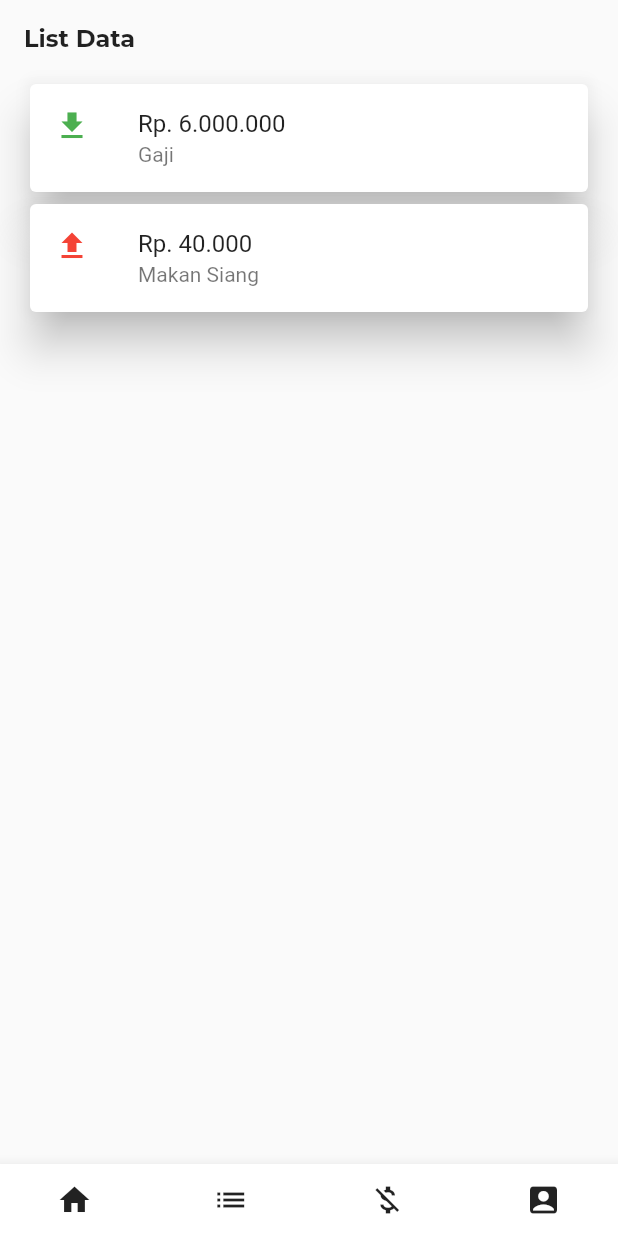
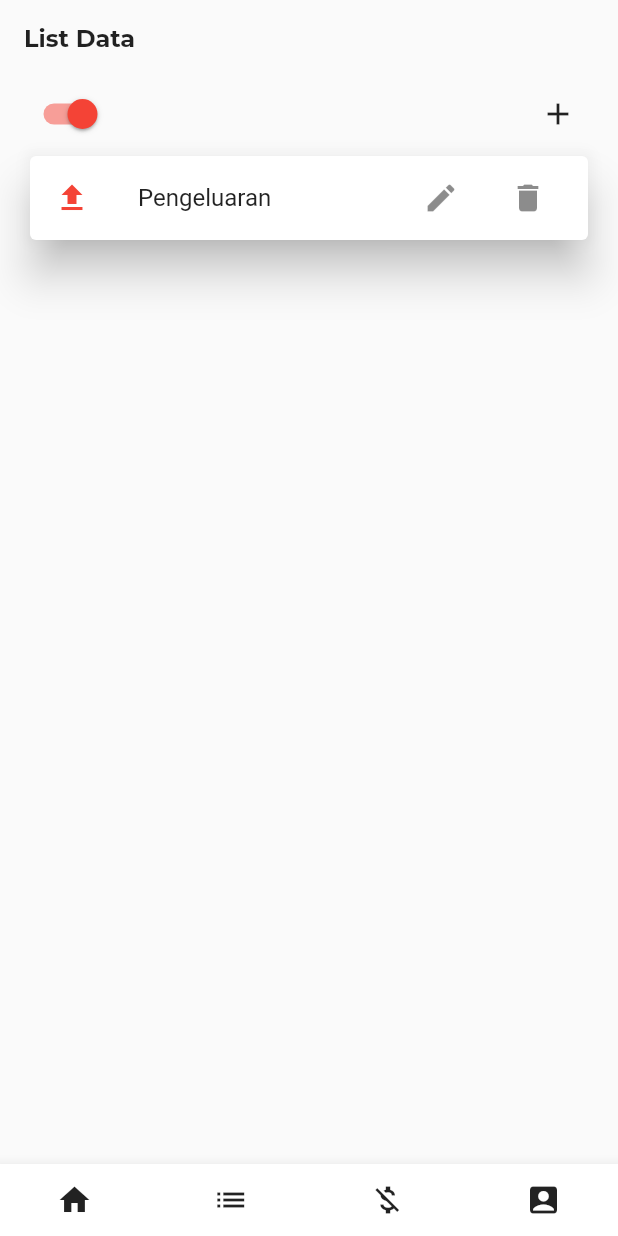
Before and after one commit to ahmadhafis/flutpro, a Flutter app: the screen it shows after launch, item 2 of the bottom bar chosen, on a phone screen of 412 x 824 dp. Run offline on Flutter 3.47's test engine with Material 2 defaults, Android fonts, the phone set to English and light mode, and no system bars; our stand-ins replace google_fonts; missing offline and left inert: calendar_appbar.

Commit message:
list_page

```diff
--- a/lib/pages/list_page.dart
+++ b/lib/pages/list_page.dart
@@ -1,4 +1,5 @@
 import 'package:flutter/material.dart';
+import 'package:google_fonts/google_fonts.dart';
 
 class ListPage extends StatefulWidget {
   const ListPage({super.key});
@@ -8,6 +9,40 @@ class ListPage extends StatefulWidget {
 }
 
 class _ListPageState extends State<ListPage> {
+  bool isExpense = true;
+
+  void openDialog() {
+    showDialog(
+        context: context,
+        builder: (BuildContext context) {
+          return AlertDialog(
+            content: SingleChildScrollView(
+              child: Center(
+                child: Column(children: [
+                  Text(
+                    isExpense ?
+                    "Input Data" : "Input data",
+                    style: GoogleFonts.montserrat(fontSize: 18, color: (isExpense) ? Colors.red : Colors.green),
+                  ),
+                  SizedBox(
+                    height: 10,
+                  ),
+                  TextFormField(
+                    decoration: InputDecoration(
+                        border: OutlineInputBorder(),
+                        hintText: "Input here..."),
+                  ),
+                  SizedBox(
+                    height: 10,
+                  ),
+                  ElevatedButton(onPressed: () {}, child: Text("Save"))
+                ]),
+              ),
+            ),
+          );
+        });
+  }
+
   @override
   Widget build(BuildContext context) {
     return SafeArea(
@@ -15,21 +50,26 @@ class _ListPageState extends State<ListPage> {
       children: [
         Padding(
           padding: const EdgeInsets.symmetric(horizontal: 16.0),
-          child: Card(
-            elevation: 12,
-            child: ListTile(
-              title: Text("Rp. 6.000.000"),
-              subtitle: Text("Gaji"),
-              leading: Container(
-                child: Icon(
-                  Icons.download,
-                  color: Colors.green,
-                ),
-                decoration: BoxDecoration(
-                    color: Colors.white,
-                    borderRadius: BorderRadius.circular(4)),
+          child: Row(
+            mainAxisAlignment: MainAxisAlignment.spaceBetween,
+            children: [
+              Switch(
+                value: isExpense,
+                onChanged: (bool value) {
+                  setState(() {
+                    isExpense = value;
+                  });
+                },
+                inactiveTrackColor: Colors.green[200],
+                inactiveThumbColor: Colors.green,
+                activeColor: Colors.red,
               ),
-            ),
+              IconButton(
+                  onPressed: () {
+                    openDialog();
+                  },
+                  icon: Icon(Icons.add))
+            ],
           ),
         ),
         Padding(
@@ -37,20 +77,26 @@ class _ListPageState extends State<ListPage> {
           child: Card(
             elevation: 12,
             child: ListTile(
-              title: Text("Rp. 40.000"),
-              subtitle: Text("Makan Siang"),
-              leading: Container(
-                child: Icon(
-                  Icons.upload,
-                  color: Colors.red,
-                ),
-                decoration: BoxDecoration(
-                    color: Colors.white,
-                    borderRadius: BorderRadius.circular(4)),
+              leading: (isExpense)
+                  ? Icon(
+                      Icons.upload,
+                      color: Colors.red,
+                    )
+                  : Icon(Icons.download, color: Colors.green),
+              title: Text("Pengeluaran"),
+              trailing: Row(
+                mainAxisSize: MainAxisSize.min,
+                children: [
+                  IconButton(onPressed: () {}, icon: Icon(Icons.edit)),
+                  SizedBox(
+                    width: 10,
+                  ),
+                  IconButton(onPressed: () {}, icon: Icon(Icons.delete)),
+                ],
               ),
             ),
           ),
-        ),
+        )
       ],
     ));
   }
```
Also changed, not shown: 5 other files.
